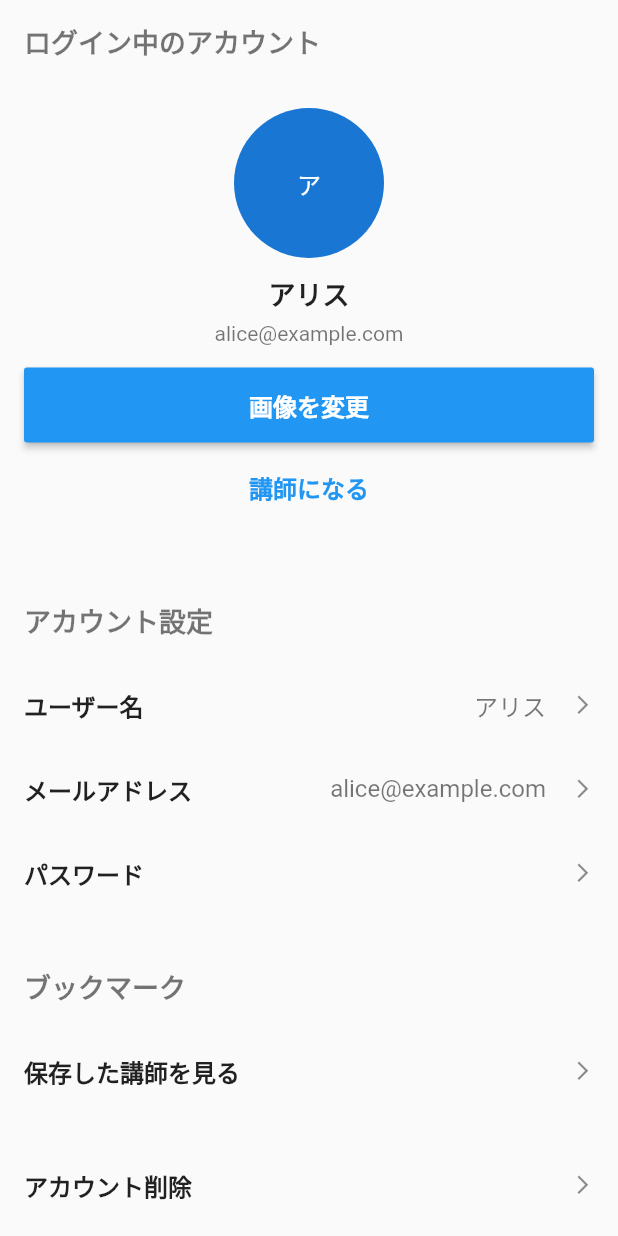
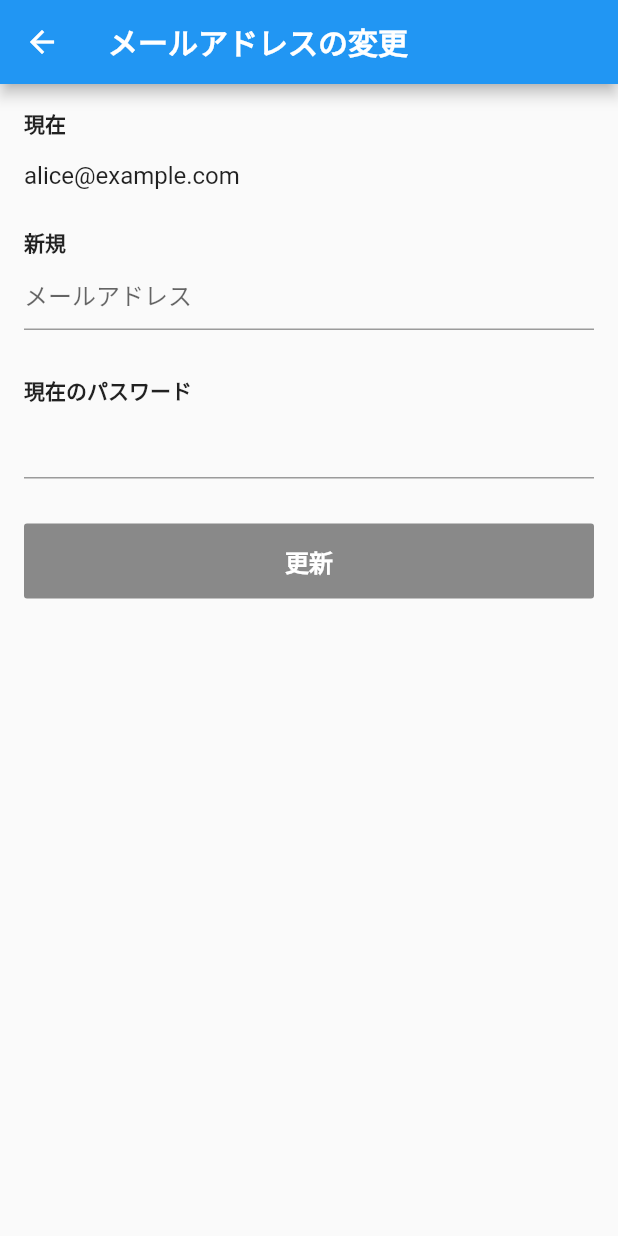
Before and after one commit to ktnydi/taku_tore, a Flutter app: the Setting screen opened directly, after a tap on "メールアドレス", on a phone screen of 412 x 824 dp. Run offline on Flutter 3.47's test engine with Material 2 defaults, Android fonts, the phone set to English and light mode, and no system bars; our stand-ins replace flutter_rating_bar.

Commit message:
Add setting email page ui

```diff
--- a/lib/setting/setting_page.dart
+++ b/lib/setting/setting_page.dart
@@ -1,5 +1,6 @@
 import 'package:flutter/material.dart';
 import '../setting_name/setting_name_page.dart';
+import '../setting_email/setting_email_page.dart';
 
 class Setting extends StatelessWidget {
   @override
@@ -195,7 +196,12 @@ class AccountSetting extends StatelessWidget {
               size: 15,
             ),
             onTap: () {
-              // TODO: Add Navigation.
+              Navigator.push(
+                context,
+                MaterialPageRoute(
+                  builder: (BuildContext context) => SettingEmail(),
+                ),
+              );
             },
           ),
           ListTile(
--- /dev/null
+++ b/lib/setting_email/setting_email_page.dart
@@ -0,0 +1,155 @@
+import 'package:flutter/material.dart';
+
+class SettingEmail extends StatelessWidget {
+  @override
+  Widget build(BuildContext context) {
+    return Scaffold(
+      appBar: AppBar(
+        title: Text(
+          'メールアドレスの変更',
+          style: TextStyle(
+            fontWeight: FontWeight.bold,
+          ),
+        ),
+      ),
+      body: UpdateEmailForm(),
+    );
+  }
+}
+
+class UpdateEmailForm extends StatefulWidget {
+  @override
+  _UpdateEmailFormState createState() => _UpdateEmailFormState();
+}
+
+class _UpdateEmailFormState extends State<UpdateEmailForm>
+    with TickerProviderStateMixin {
+  final TextEditingController _currentEmailController =
+      TextEditingController(text: 'alice@example.com');
+  final TextEditingController _newEmailController = TextEditingController();
+  final TextEditingController _passwordController = TextEditingController();
+  final _formKey = GlobalKey<FormState>();
+  bool isDisabled = true;
+
+  @override
+  void dispose() {
+    // TODO: implement dispose
+    final List<TextEditingController> _controllers = [
+      _currentEmailController,
+      _newEmailController,
+      _passwordController,
+    ];
+
+    _controllers.forEach((_controller) => _controller.dispose());
+    super.dispose();
+  }
+
+  void judgeValidTextField() {
+    final List<TextEditingController> _controllers = [
+      _currentEmailController,
+      _newEmailController,
+      _passwordController,
+    ];
+
+    bool isValid = _controllers.every((_controller) {
+      return _controller.text.trim().isNotEmpty;
+    });
+
+    setState(() {
+      isDisabled = !isValid;
+    });
+  }
+
+  @override
+  Widget build(BuildContext context) {
+    return SingleChildScrollView(
+      child: Padding(
+        padding: EdgeInsets.all(16),
+        child: SafeArea(
+          child: Form(
+            key: _formKey,
+            child: Column(
+              crossAxisAlignment: CrossAxisAlignment.start,
+              children: <Widget>[
+                Text(
+                  '現在',
+                  style: TextStyle(
+                    fontWeight: FontWeight.bold,
+                  ),
+                ),
+                TextFormField(
+                  controller: _currentEmailController,
+                  readOnly: true,
+                  decoration: InputDecoration(
+                    border: InputBorder.none,
+                  ),
+                ),
+                SizedBox(height: 10),
+                Text(
+                  '新規',
+                  style: TextStyle(
+                    fontWeight: FontWeight.bold,
+                  ),
+                ),
+                TextFormField(
+                  controller: _newEmailController,
+                  validator: (value) {
+                    if (value.trim().isEmpty) {
+                      return '入力してください。';
+                    }
+
+                    return null;
+                  },
+                  decoration: InputDecoration(
+                    hintText: 'メールアドレス',
+                  ),
+                  onChanged: (_) => this.judgeValidTextField(),
+                ),
+                SizedBox(height: 30),
+                Text(
+                  '現在のパスワード',
+                  style: TextStyle(
+                    fontWeight: FontWeight.bold,
+                  ),
+                ),
+                TextFormField(
+                  controller: _passwordController,
+                  validator: (value) {
+                    if (value.trim().isEmpty) {
+                      return '入力してください。';
+                    }
+
+                    return null;
+                  },
+                  obscureText: true,
+                  onChanged: (_) => this.judgeValidTextField(),
+                ),
+                SizedBox(height: 30),
+                ButtonTheme(
+                  minWidth: double.infinity,
+                  height: 50,
+                  child: RaisedButton(
+                    disabledColor: Colors.black45,
+                    child: Text(
+                      '更新',
+                      style: TextStyle(
+                        fontSize: 16,
+                        fontWeight: FontWeight.bold,
+                        color: Colors.white,
+                      ),
+                    ),
+                    onPressed: isDisabled
+                        ? null
+                        : () {
+                            // TODO: Implement processing for updating email.
+                          },
+                  ),
+                ),
+              ],
+            ),
+          ),
+        ),
+      ),
+    );
+  }
+}
```
